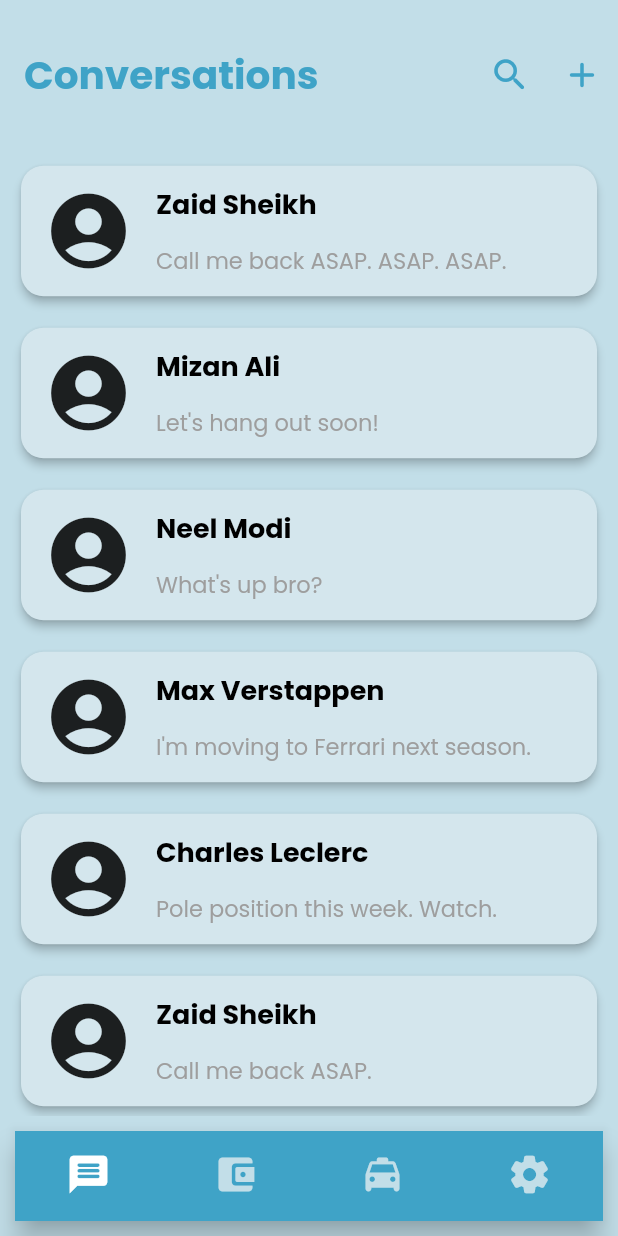
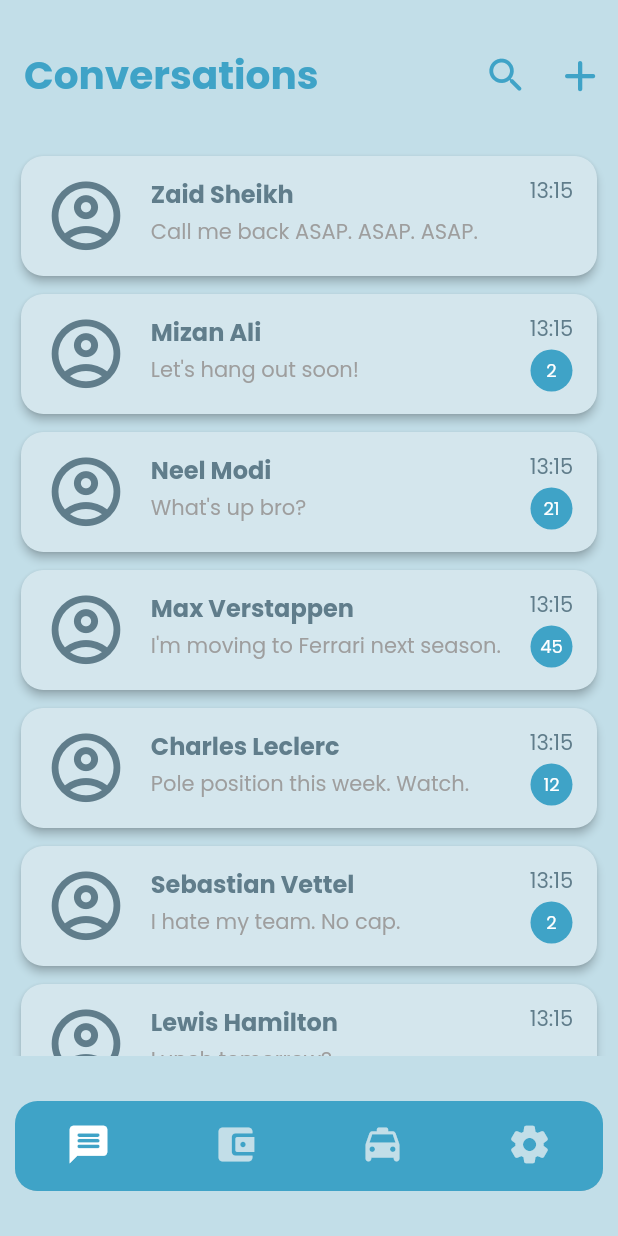
Before and after one commit to elecTRON-Fellowship/raven-frontend, a Flutter app: the screen it shows after launch, on a phone screen of 412 x 824 dp. Run offline on Flutter 3.47's test engine with Material 2 defaults, Android fonts, the phone set to English and light mode, and no system bars; our stand-ins replace google_fonts.

Commit message:
Change sizing and colors

```diff
--- a/lib/main.dart
+++ b/lib/main.dart
@@ -12,7 +12,7 @@ class MyApp extends StatelessWidget {
     return MaterialApp(
       title: 'Raven',
       debugShowCheckedModeBanner: false,
-      theme: ThemeData(primaryColor: Color.fromRGBO(194, 222, 232, 1.0)),
+      theme: ThemeData(primaryColor: Color.fromRGBO(63, 163, 199, 1.0)),
       home: Conversations(),
     );
   }
--- a/lib/screens/conversations.dart
+++ b/lib/screens/conversations.dart
@@ -10,52 +10,44 @@ class Conversations extends StatelessWidget {
     {
       'name': 'Zaid Sheikh',
       'lastText': 'Call me back ASAP. ASAP. ASAP.',
-      'unreadTexts': 2,
+      'unreadTexts': 0,
+      'time': '13:15'
     },
     {
       'name': 'Mizan Ali',
       'lastText': "Let's hang out soon!",
       'unreadTexts': 2,
+      'time': '13:15'
     },
     {
       'name': 'Neel Modi',
       'lastText': "What's up bro?",
-      'unreadTexts': 2,
+      'unreadTexts': 21,
+      'time': '13:15'
     },
     {
       'name': 'Max Verstappen',
       'lastText': "I'm moving to Ferrari next season.",
-      'unreadTexts': 2,
+      'unreadTexts': 45,
+      'time': '13:15'
     },
     {
       'name': 'Charles Leclerc',
       'lastText': "Pole position this week. Watch.",
-      'unreadTexts': 2,
+      'unreadTexts': 12,
+      'time': '13:15'
     },
     {
-      'name': 'Zaid Sheikh',
-      'lastText': 'Call me back ASAP.',
+      'name': 'Sebastian Vettel',
+      'lastText': 'I hate my team. No cap.',
       'unreadTexts': 2,
+      'time': '13:15'
     },
     {
-      'name': 'Mizan Ali',
-      'lastText': 'Call me back ASAP.',
-      'unreadTexts': 2,
-    },
-    {
-      'name': 'Neel Modi',
-      'lastText': 'Call me back ASAP.',
-      'unreadTexts': 2,
-    },
-    {
-      'name': 'Max Verstappen',
-      'lastText': 'Call me back ASAP.',
-      'unreadTexts': 2,
-    },
-    {
-      'name': 'Charles Leclerc',
-      'lastText': 'Call me back ASAP.',
-      'unreadTexts': 2,
+      'name': 'Lewis Hamilton',
+      'lastText': 'Lunch tomorrow?.',
+      'unreadTexts': 0,
+      'time': '13:15'
     },
   ];
 
@@ -68,31 +60,31 @@ class Conversations extends StatelessWidget {
         preferredSize: Size.fromHeight(100),
         child: Column(
           mainAxisAlignment: MainAxisAlignment.center,
+          crossAxisAlignment: CrossAxisAlignment.center,
           children: [
             AppBar(
               elevation: 0.0,
               backgroundColor: Colors.transparent,
-              flexibleSpace: Container(),
               title: Text(
                 'Conversations',
                 style: GoogleFonts.poppins(
                     textStyle: TextStyle(
                         fontWeight: FontWeight.bold,
                         fontSize: 26,
-                        color: Color.fromRGBO(63, 163, 199, 1.0))),
+                        color: Theme.of(context).primaryColor)),
               ),
               actions: [
                 IconButton(
                   onPressed: () {},
                   icon: Icon(Icons.search_rounded),
-                  iconSize: 28.0,
-                  color: Color.fromRGBO(63, 163, 199, 1.0),
+                  iconSize: 30,
+                  color: Theme.of(context).primaryColor,
                 ),
                 IconButton(
                   onPressed: () {},
                   icon: Icon(Icons.add_rounded),
-                  iconSize: 28.0,
-                  color: Color.fromRGBO(63, 163, 199, 1.0),
+                  iconSize: 34.5,
+                  color: Theme.of(context).primaryColor,
                 )
               ],
             ),
@@ -102,20 +94,22 @@ class Conversations extends StatelessWidget {
       body: Container(
         child: ListView(
           children: _conversations
-              .map((item) => ConversationCard((item['name'] as String),
-                  (item['lastText'] as String), (item['unreadTexts'] as int)))
+              .map((item) => ConversationCard(
+                  (item['name'] as String),
+                  (item['lastText'] as String),
+                  (item['unreadTexts'] as int),
+                  (item['time'] as String)))
               .toList(),
         ),
       ),
       bottomNavigationBar: Container(
-        decoration: BoxDecoration(
+        margin: EdgeInsets.symmetric(horizontal: 10, vertical: 30),
+        child: ClipRRect(
           borderRadius: BorderRadius.circular(15),
-        ),
-        margin: EdgeInsets.symmetric(horizontal: 10, vertical: 10),
           child: BottomNavigationBar(
             showSelectedLabels: false,
             showUnselectedLabels: false,
-          backgroundColor: Color.fromRGBO(63, 163, 199, 1.0),
+            backgroundColor: Theme.of(context).primaryColor,
             type: BottomNavigationBarType.fixed,
             items: [
               BottomNavigationBarItem(
@@ -158,6 +152,7 @@ class Conversations extends StatelessWidget {
             ],
           ),
         ),
+      ),
     );
   }
 }
--- a/lib/widgets/conversation_card.dart
+++ b/lib/widgets/conversation_card.dart
@@ -5,48 +5,96 @@ class ConversationCard extends StatelessWidget {
   final String name;
   final String lastText;
   final int unreadTexts;
+  final String time;
 
-  ConversationCard(this.name, this.lastText, this.unreadTexts);
+  ConversationCard(this.name, this.lastText, this.unreadTexts, this.time);
 
   @override
   Widget build(BuildContext context) {
     return Container(
-      margin: EdgeInsets.symmetric(vertical: 6.5, horizontal: 10),
+      // margin: EdgeInsets.symmetric(vertical: 4, horizontal: 10),
+      margin: EdgeInsets.only(bottom: 4, left: 10, right: 10),
       width: double.infinity,
-      height: 95,
+      height: 88,
       child: Card(
         color: Color.fromRGBO(212, 230, 237, 1.0),
         elevation: 2.5,
         shape: RoundedRectangleBorder(borderRadius: BorderRadius.circular(15)),
         child: Row(
+          mainAxisAlignment: MainAxisAlignment.spaceAround,
           children: [
-            Container(
-                width: 90,
+            Padding(
+                padding: EdgeInsets.only(left: 8.0),
                 child: Icon(
-                  Icons.account_circle,
-                  size: 60,
+                  Icons.account_circle_outlined,
+                  size: 55,
+                  color: Colors.blueGrey,
                 )),
             Column(
-              mainAxisAlignment: MainAxisAlignment.spaceEvenly,
+              // mainAxisAlignment: MainAxisAlignment.spaceEvenly,
               crossAxisAlignment: CrossAxisAlignment.start,
               children: [
+                SizedBox(
+                  height: 13,
+                ),
                 Text(
                   this.name,
                   textAlign: TextAlign.start,
                   style: GoogleFonts.poppins(
                       textStyle: TextStyle(
                           fontWeight: FontWeight.bold,
-                          fontSize: 18,
-                          color: Colors.black)),
+                          fontSize: 16,
+                          color: Colors.blueGrey)),
                 ),
-                Text(
-                  this.lastText,
-                  textAlign: TextAlign.start,
-                  style: GoogleFonts.poppins(
-                      textStyle: TextStyle(fontSize: 15, color: Colors.grey)),
+                SizedBox(
+                  height: 3,
+                ),
+                Container(
+                  width: MediaQuery.of(context).size.width * 0.575,
+                  child: Text(
+                    this.lastText,
+                    textAlign: TextAlign.start,
+                    overflow: TextOverflow.ellipsis,
+                    style: GoogleFonts.poppins(
+                        textStyle: TextStyle(fontSize: 14, color: Colors.grey)),
+                  ),
                 ),
               ],
-            )
+            ),
+            Padding(
+              padding: const EdgeInsets.only(right: 8.0),
+              child: Column(
+                // mainAxisAlignment: MainAxisAlignment.spaceEvenly,
+                crossAxisAlignment: CrossAxisAlignment.center,
+                children: [
+                  SizedBox(
+                    height: 13,
+                  ),
+                  Text(
+                    this.time,
+                    textAlign: TextAlign.center,
+                    style: GoogleFonts.poppins(
+                        textStyle:
+                            TextStyle(fontSize: 14, color: Colors.blueGrey)),
+                  ),
+                  SizedBox(
+                    height: 3,
+                  ),
+                  if (this.unreadTexts != 0)
+                    CircleAvatar(
+                      radius: 14,
+                      backgroundColor: Theme.of(context).primaryColor,
+                      child: Text(
+                        this.unreadTexts.toString(),
+                        textAlign: TextAlign.center,
+                        style: GoogleFonts.poppins(
+                            textStyle:
+                                TextStyle(fontSize: 12, color: Colors.white)),
+                      ),
+                    ),
+                ],
+              ),
+            ),
           ],
         ),
       ),
```
Lines whose indentation alone changed are shown as unchanged.
